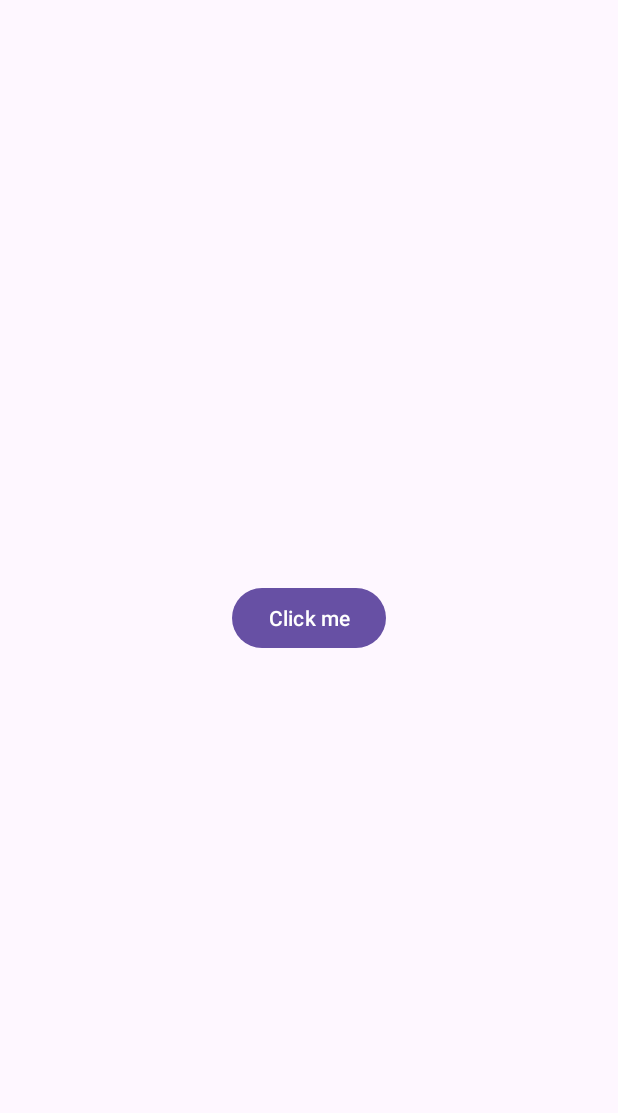
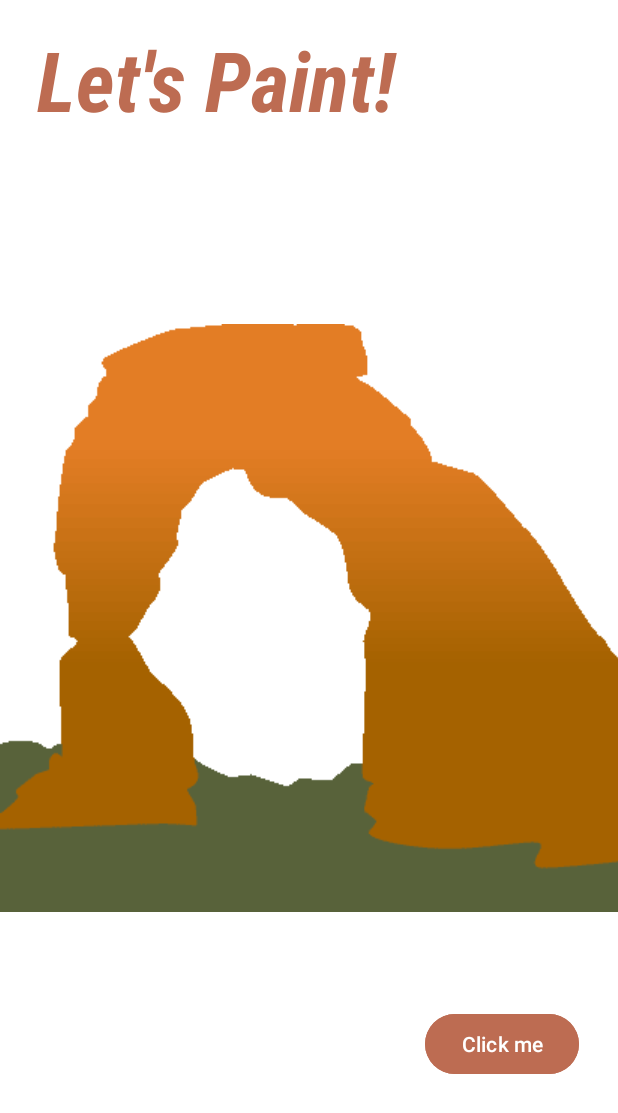
Before and after one commit to UofUAndroidPaintApp/AndroidPaintApp, an Android app: the screen it shows after launch (MainActivity), on a phone screen of 412 x 824 dp. Shown: the top 1113 px of the screen. Run offline under Robolectric (Android 15) with nearby library versions, the phone set to English and light mode, and no system bars.

Commit message:
added the background image on the click fragment.

```diff
--- a/customViewDemo/app/src/main/AndroidManifest.xml
+++ b/customViewDemo/app/src/main/AndroidManifest.xml
@@ -7,7 +7,7 @@
         android:fullBackupContent="@xml/backup_rules"
         android:icon="@mipmap/ic_launcher"
         android:label="@string/app_name"
-        android:roundIcon="@mipmap/ic_launcher_round"
+        android:roundIcon="@drawable/arch_image"
         android:supportsRtl="true"
         android:theme="@style/Theme.CustomViewDemo">
         <activity
--- /dev/null
+++ b/customViewDemo/app/src/main/res/drawable/arch_background.xml
@@ -0,0 +1,13 @@
+<?xml version="1.0" encoding="utf-8"?>
+<layer-list xmlns:android="http://schemas.android.com/apk/res/android">
+    <item android:name="android:windowSplashScreenBackground">
+        <color android:color="@color/white" />
+    </item>
+
+    <item>
+        <!--bitmap represents an image to be drawn-->
+        <bitmap
+            android:gravity="center"
+            android:src="@drawable/arch_image" />
+    </item>
+</layer-list>
--- a/customViewDemo/app/src/main/res/layout/fragment_click.xml
+++ b/customViewDemo/app/src/main/res/layout/fragment_click.xml
@@ -1,14 +1,37 @@
 <?xml version="1.0" encoding="utf-8"?>
-<FrameLayout xmlns:android="http://schemas.android.com/apk/res/android"
+<androidx.constraintlayout.widget.ConstraintLayout xmlns:android="http://schemas.android.com/apk/res/android"
+    xmlns:app="http://schemas.android.com/apk/res-auto"
     xmlns:tools="http://schemas.android.com/tools"
     android:layout_width="match_parent"
     android:layout_height="match_parent"
-    android:layout_gravity="center"
+    android:background="@drawable/arch_background"
     tools:context=".ClickFragment">
+
     <Button
         android:id="@+id/clickMe"
         android:layout_width="wrap_content"
         android:layout_height="wrap_content"
         android:layout_gravity="center"
-        android:text="@string/click_me" />
-</FrameLayout>
+        android:layout_marginBottom="104dp"
+        android:backgroundTint="@color/orange"
+        android:text="@string/click_me"
+        app:layout_constraintBottom_toBottomOf="parent"
+        app:layout_constraintEnd_toEndOf="parent"
+        app:layout_constraintHorizontal_bias="0.915"
+        app:layout_constraintStart_toStartOf="parent" />
+
+    <TextView
+        android:id="@+id/textView"
+        android:layout_width="275dp"
+        android:layout_height="79dp"
+        android:layout_marginTop="16dp"
+        android:fontFamily="sans-serif-condensed"
+        android:text="Let's Paint!"
+        android:textColor="@color/orange"
+        android:textSize="55sp"
+        android:textStyle="italic|bold"
+        app:layout_constraintEnd_toEndOf="parent"
+        app:layout_constraintHorizontal_bias="0.181"
+        app:layout_constraintStart_toStartOf="parent"
+        app:layout_constraintTop_toTopOf="parent" />
+</androidx.constraintlayout.widget.ConstraintLayout>
--- a/customViewDemo/app/src/main/res/values/colors.xml
+++ b/customViewDemo/app/src/main/res/values/colors.xml
@@ -4,6 +4,7 @@
     <color name="white">#FFFFFFFF</color>
     <color name="yellow">#FFEC2A</color>
     <color name="purple">#8C38F5</color>
-    <color name="green">#17F526</color>
+    <color name="green">#74DA7B</color>
     <color name="pink">#FF29D9</color>
+    <color name="orange">#BD6C52</color>
 </resources>
```
Also changed, not shown: customViewDemo/app/src/main/res/drawable/arch_image.png (added).
